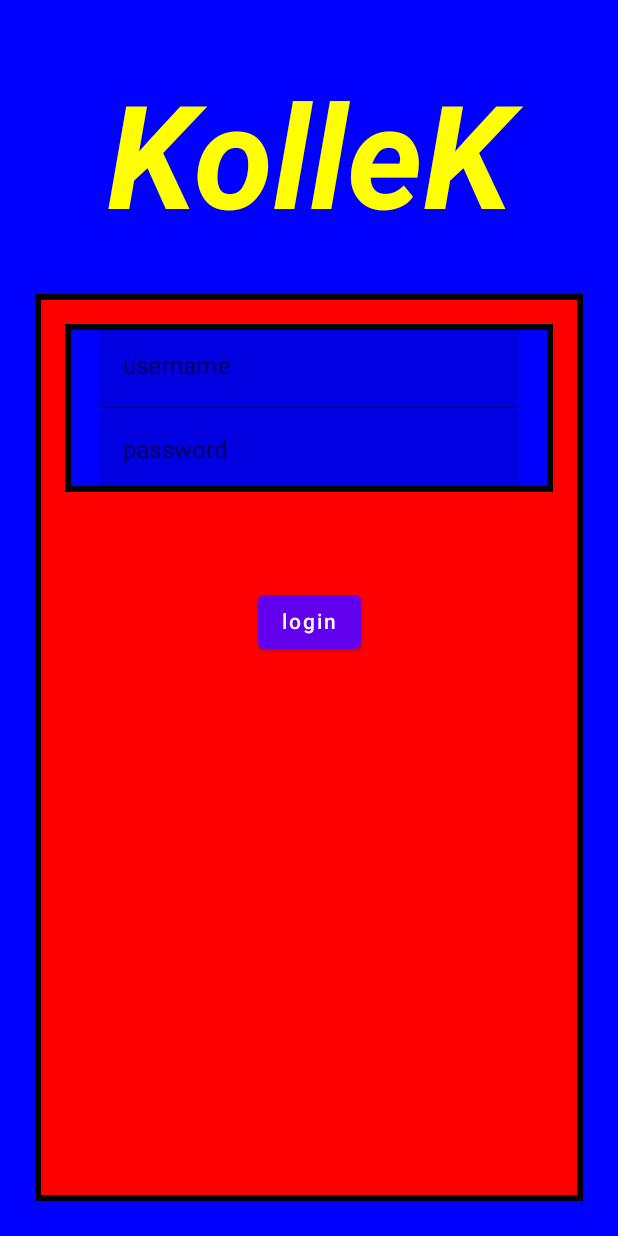
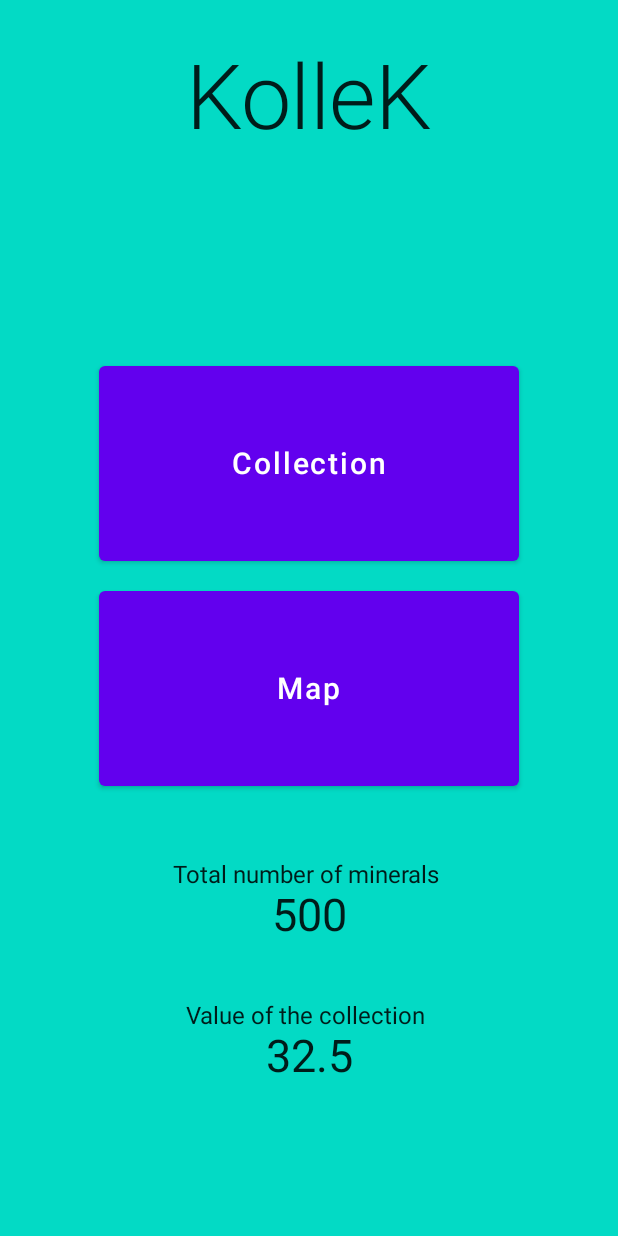
Before and after one commit to SoaigM/KolleK, an Android app built with Jetpack Compose: the screen it shows after launch (MainActivity), on a phone screen of 412 x 824 dp. Run offline under Robolectric (Android 15) with nearby library versions, the phone set to English and light mode, and no system bars; 1 statement that could not run was skipped.

Commit message:
SOAIG - add Kollek home screen

```diff
--- a/android/app/build.gradle
+++ b/android/app/build.gradle
@@ -9,12 +9,12 @@ plugins {
 
 android {
     namespace 'com.gyms.kollek'
-    compileSdk 32
+    compileSdk 33
 
     defaultConfig {
         applicationId "com.gyms.kollek"
         minSdk 23
-        targetSdk 32
+        targetSdk 33
         versionCode 1
         versionName "1.0"
 
@@ -50,22 +50,30 @@ android {
         compose true
     }
     composeOptions {
-        kotlinCompilerExtensionVersion "1.2.0"
+        kotlinCompilerExtensionVersion = "1.2.0"
     }
     packagingOptions {
         resources {
             excludes += '/META-INF/{AL2.0,LGPL2.1}'
         }
     }
+
+    buildFeatures {
+        compose = true
+    }
 }
 
 dependencies {
     implementation 'androidx.core:core-ktx:1.7.0'
-    implementation "androidx.compose.ui:ui:$compose_version"
-    implementation "androidx.compose.material:material:$compose_version"
     implementation "androidx.compose.ui:ui-tooling-preview:$compose_version"
     implementation 'androidx.lifecycle:lifecycle-runtime-ktx:2.3.1'
-    implementation 'androidx.activity:activity-compose:1.3.1'
+    implementation "androidx.activity:activity-compose:$compose_version"
+    implementation "androidx.compose.foundation:foundation:1.3.1"
+
+    implementation "androidx.compose.ui:ui:$compose_version"
+    //implementation "androidx.compose.foundation:foundation:$compose_version"
+    implementation "androidx.compose.material:material:$compose_version"
+
 
     // Koin for Android
     implementation "io.insert-koin:koin-core:$koin_version"
--- /dev/null
+++ b/android/app/src/main/java/com/gyms/kollek/components/KollekHomeScreen.kt
@@ -0,0 +1,141 @@
+package com.gyms.kollek.components
+
+import android.content.ClipData.Item
+import androidx.compose.foundation.Image
+import androidx.compose.foundation.background
+import androidx.compose.foundation.border
+import androidx.compose.foundation.layout.*
+import androidx.compose.foundation.lazy.LazyColumn
+import androidx.compose.foundation.lazy.items
+import androidx.compose.material.*
+import androidx.compose.material.icons.Icons
+import androidx.compose.material.icons.filled.Add
+import androidx.compose.material.icons.filled.Favorite
+import androidx.compose.material.icons.filled.FavoriteBorder
+import androidx.compose.runtime.Composable
+import androidx.compose.ui.Alignment
+import androidx.compose.ui.Modifier
+import androidx.compose.ui.graphics.Color
+import androidx.compose.ui.layout.ContentScale
+import androidx.compose.ui.res.painterResource
+import androidx.compose.ui.res.stringResource
+import androidx.compose.ui.text.font.FontStyle
+import androidx.compose.ui.text.input.PasswordVisualTransformation
+import androidx.compose.ui.text.style.TextAlign
+import androidx.compose.ui.unit.TextUnit
+import androidx.compose.ui.unit.dp
+import androidx.compose.ui.unit.max
+import androidx.compose.ui.unit.sp
+import com.gyms.kollek.R
+import com.gyms.kollek.components_old.FavIcon
+import com.gyms.kollek.components_old.WeatherListRendererItem
+import com.gyms.kollek.domain.WeatherItemDomain
+import com.gyms.kollek.ui.theme.Typography
+import com.gyms.kollek.viewmodel.HomeViewModel
+import com.gyms.kollek.viewmodel.LoginViewModel
+import org.koin.androidx.compose.getViewModel
+
+
+@Composable
+fun KollekHomeScreen() {
+
+    val homeViewModel = getViewModel<HomeViewModel>()
+    Column {
+        Button(onClick = {}) {
+            Text("Mon bouton")
+        }
+        // rest of the layout
+    }
+
+        Column(
+            modifier = Modifier
+                .fillMaxSize()
+                .background(color = MaterialTheme.colors.background),
+            verticalArrangement = Arrangement.Center,
+            horizontalAlignment = Alignment.CenterHorizontally
+        ) {
+            Text(
+                text = stringResource(id = R.string.app_name),
+                textAlign = TextAlign.Center,
+                modifier = Modifier
+                    .fillMaxWidth()
+                    .padding(30.dp),
+                style = Typography.h2,
+            )
+
+
+            LazyColumn(
+                modifier = Modifier
+                    .fillMaxSize(),
+
+                verticalArrangement = Arrangement.Center,
+                horizontalAlignment = Alignment.CenterHorizontally
+            ) {
+                item {
+
+                    Button(
+                        onClick = { println("Collection") },
+                        modifier = Modifier
+                            .size(300.dp, 150.dp)
+                            .padding(10.dp)
+                    ) {
+
+                        Text(
+                            text = stringResource(id = R.string.button_collection),
+                            fontSize = 20.sp,
+
+                            )
+                    }
+
+                    Button(
+                        onClick = { println("MAP") },
+                        modifier = Modifier
+                            .size(300.dp, 150.dp)
+                            .padding(10.dp)
+                    ) {
+
+                        Text(
+                            text = stringResource(id = R.string.button_map),
+                            fontSize = 20.sp,
+                        )
+                    }
+
+                    var data = homeViewModel.data();
+
+                    Column(
+                        modifier = Modifier
+                            .fillMaxSize()
+                            .padding(40.dp),
+                        verticalArrangement = Arrangement.Center,
+                        horizontalAlignment = Alignment.CenterHorizontally
+                    ) {
+
+                        Text(
+                            text = stringResource(id = R.string.nb_mineral),
+                        )
+                        Text(
+                            text = data.nbMineral.toString(),
+                            maxLines = 1,
+                            fontSize = 30.sp,
+                        )
+                    }
+                    Column(
+                        modifier = Modifier
+                            .fillMaxSize(),
+                        verticalArrangement = Arrangement.Center,
+                        horizontalAlignment = Alignment.CenterHorizontally
+                    ) {
+                        Text(
+                            text = stringResource(id = R.string.value_mineral),
+                        )
+                        Text(
+                            text = data.valueCollection.toString(),
+                            maxLines = 1,
+                            fontSize = 30.sp,
+                        )
+                    }
+                }
+
+        }
+    }
+}
--- a/android/app/src/main/java/com/gyms/kollek/components/KollekLoginScrean.kt
+++ b/android/app/src/main/java/com/gyms/kollek/components/KollekLoginScrean.kt
@@ -30,12 +30,11 @@ fun KollekLoginScrean(errorMessage : Boolean, onLoginClicked: (String) -> Unit)
     var username by remember { mutableStateOf("") }
     var password by remember { mutableStateOf("") }
 
-    Scaffold(
-    ) {
+    Scaffold(){
         Column(
             modifier = Modifier
                 .fillMaxSize()
-                .background(color = Color.Blue)
+                .background(color = MaterialTheme.colors.background)
         ) {
             Column(
                 modifier = Modifier
@@ -46,7 +45,7 @@ fun KollekLoginScrean(errorMessage : Boolean, onLoginClicked: (String) -> Unit)
                 horizontalAlignment = Alignment.CenterHorizontally
             ) {
                 Text(
-                    text = stringResource(id = R.string.entry_label),
+                    text = stringResource(id = R.string.app_name),
                     textAlign = TextAlign.Center,
                     modifier = Modifier
                         .fillMaxWidth()
--- a/android/app/src/main/java/com/gyms/kollek/components/SetupNavGraph.kt
+++ b/android/app/src/main/java/com/gyms/kollek/components/SetupNavGraph.kt
@@ -25,7 +25,7 @@ fun SetupNavGraph(navHostController: NavHostController) {
 
     NavHost(
         navController = navHostController,
-        startDestination = Screen.SplashScreen.route
+        startDestination = Screen.KollekHome.route//startDestination = Screen.SplashScreen.route
     ) {
         composable(
             route = Screen.SplashScreen.route
@@ -42,14 +42,19 @@ fun SetupNavGraph(navHostController: NavHostController) {
                     val log = loginViewModel.login(it)
                     errorLogin= !log.isLogged!!
                     if(log.isLogged == true){
-                        navHostController.navigate(Screen.SplashScreen.route)
+                        navHostController.navigate(Screen.KollekHome.route)
                     }else{
                         navHostController.navigate(Screen.KollekLogin.route)
                     }
                 })
         }
         composable(
-            route = "${Screen.WeatherList.route}/{cityName}",
+            route = Screen.KollekHome.route
+        ) {
+            KollekHomeScreen()
+        }
+        composable(
+            route = "${Screen.KollekHome.route}/{cityName}",
             arguments = listOf(navArgument("cityName") { type = NavType.StringType })
         ) {
             WeatherDetailsListScreen(
@@ -61,7 +66,7 @@ fun SetupNavGraph(navHostController: NavHostController) {
 }
 
 sealed class Screen(val route: String) {
-    object KollekLogin : Screen("WeatherSearch")
-    object WeatherList : Screen("WeatherList")
+    object KollekLogin : Screen("KollekLogin")
+    object KollekHome : Screen("KollekHome")
     object SplashScreen : Screen("SplashScreen")
 }
--- a/android/app/src/main/java/com/gyms/kollek/core/AppKoinModule.kt
+++ b/android/app/src/main/java/com/gyms/kollek/core/AppKoinModule.kt
@@ -15,6 +15,7 @@ import com.gyms.kollek.viewmodel.LoginViewModel
 import com.gyms.kollek.viewmodel_old.WeatherViewModel
 import com.google.android.gms.location.FusedLocationProviderClient
 import com.google.android.gms.location.LocationServices
+import com.gyms.kollek.viewmodel.HomeViewModel
 import com.gyms.kollek.viewmodel_old.LocationViewModel
 import io.ktor.client.*
 import io.ktor.client.engine.*
@@ -35,6 +36,7 @@ val appModule = module {
     viewModel { WeatherViewModel(repository = get()) }
     viewModel { FavViewModel(userPreferences = get()) }
     viewModel{LoginViewModel()}
+    viewModel{ HomeViewModel() }
     single<FusedLocationProviderClient> {
         LocationServices.getFusedLocationProviderClient(requireApplication.applicationContext)
     }
--- a/android/app/src/main/java/com/gyms/kollek/ui/theme/Theme.kt
+++ b/android/app/src/main/java/com/gyms/kollek/ui/theme/Theme.kt
@@ -5,9 +5,10 @@ import androidx.compose.material.MaterialTheme
 import androidx.compose.material.darkColors
 import androidx.compose.material.lightColors
 import androidx.compose.runtime.Composable
+import androidx.compose.ui.graphics.Color
 
 private val DarkColorPalette = darkColors(
-    primary = Purple200,
+    primary = Color.Red,
     primaryVariant = Purple700,
     secondary = Teal200
 )
@@ -15,10 +16,10 @@ private val DarkColorPalette = darkColors(
 private val LightColorPalette = lightColors(
     primary = Purple500,
     primaryVariant = Purple700,
-    secondary = Teal200
+    secondary = Teal200,
+    background = Teal200,
 
     /* Other default colors to override
-    background = Color.White,
     surface = Color.White,
     onPrimary = Color.White,
     onSecondary = Color.Black,
--- /dev/null
+++ b/android/app/src/main/java/com/gyms/kollek/viewmodel/HomeViewModel.kt
@@ -0,0 +1,16 @@
+package com.gyms.kollek.viewmodel
+
+import androidx.lifecycle.ViewModel
+
+
+data class HomeViewModelState(
+    var nbMineral: Int = 0,
+    var valueCollection: Float = 0.0f,
+)
+
+class HomeViewModel() :  ViewModel()  {
+    fun data() : HomeViewModelState {
+        return HomeViewModelState(500, 32.5f)
+    }
+
+}
--- a/android/app/src/main/res/values/colors.xml
+++ b/android/app/src/main/res/values/colors.xml
@@ -1,5 +1,6 @@
 <?xml version="1.0" encoding="utf-8"?>
 <resources>
+    <color name="primary">#FFFFFFFF</color>
     <color name="purple_200">#FFBB86FC</color>
     <color name="purple_500">#FF6200EE</color>
     <color name="purple_700">#FF3700B3</color>
--- a/android/app/src/main/res/values/strings.xml
+++ b/android/app/src/main/res/values/strings.xml
@@ -6,6 +6,25 @@
     <string name="username">username</string>
     <string name="password">password</string>
     <string name="error_login">Error username / password</string>
+
+    <!-- Home -->
+    <string name="nb_mineral">"Total number of minerals "</string>
+    <string name="value_mineral">"Value of the collection "</string>
+    <string name="button_collection">Collection</string>
+    <string name="button_map">Map</string>
+
+
+
+
+
+
+
+
+
+
+    <!-- OLD -->
+
+
 
 
 
```
